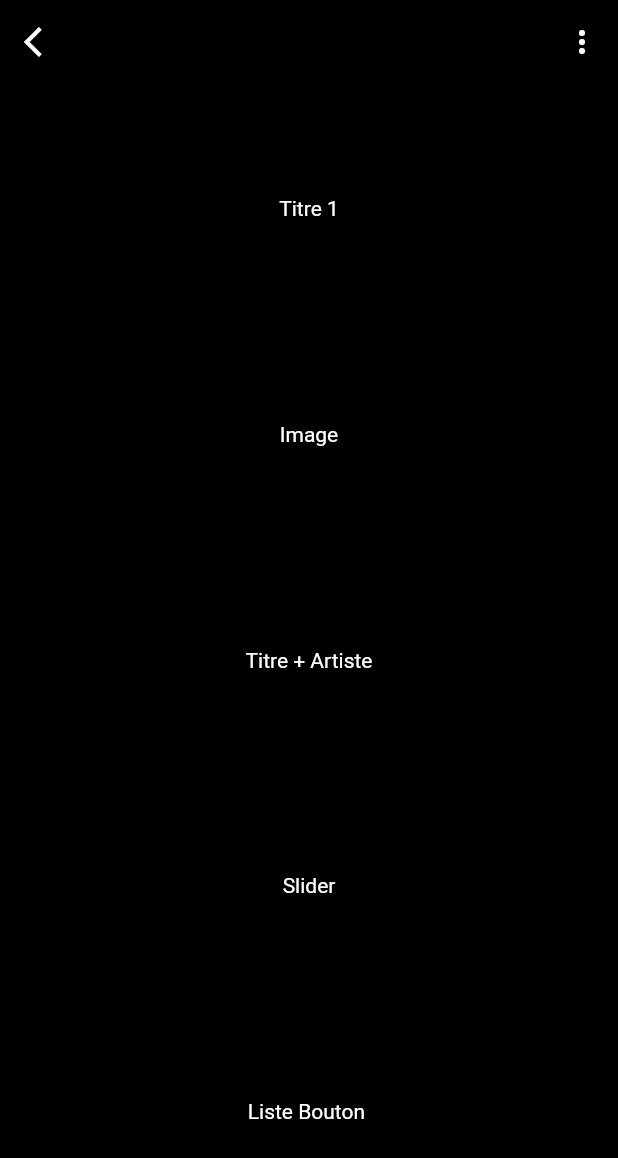
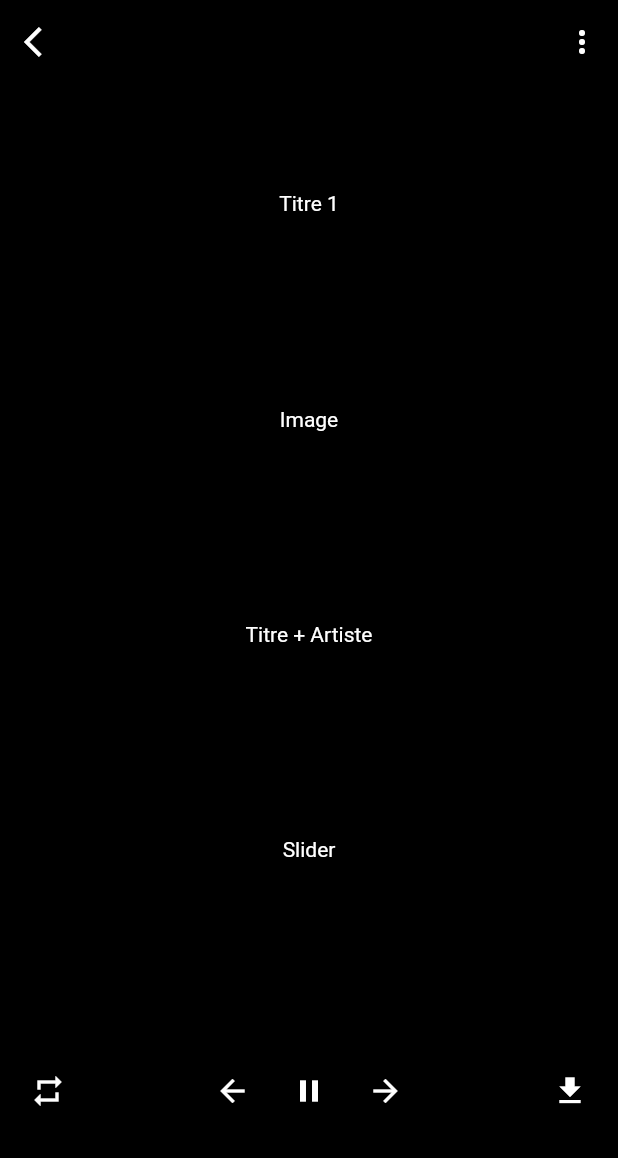
Before and after one commit to MDehay/spotiwish, a Flutter app: the screen it shows after launch, on a phone screen of 412 x 824 dp. Shown: the top 1158 px of the screen. Run offline on Flutter 3.47's test engine with Material 2 defaults, Android fonts, the light colour scheme and no system bars.

Commit message:
Add BottomBarMusic

```diff
--- a/lib/screen/musicpage/MyMusicPage.dart
+++ b/lib/screen/musicpage/MyMusicPage.dart
@@ -1,5 +1,6 @@
 import 'package:flutter/material.dart';
 import 'package:spotiwish/screen/musicpage/widgets/AppBarMusic.dart';
+import 'package:spotiwish/screen/musicpage/widgets/BottomBarMusic.dart';
 
 class MyMusicPage extends StatefulWidget {
   const MyMusicPage({Key? key}) : super(key: key);
@@ -26,7 +27,7 @@ class _MyMusicPageState extends State<MyMusicPage> {
               Text("Image", style: TextStyle(color: Colors.white)),
               Text("Titre + Artiste", style: TextStyle(color: Colors.white)),
               Text("Slider", style: TextStyle(color: Colors.white)),
-              Text("Liste Bouton ", style: TextStyle(color: Colors.white)),
+              BottomBarMusic(),
             ],
           ),
         ),
--- /dev/null
+++ b/lib/screen/musicpage/widgets/BottomBarMusic.dart
@@ -0,0 +1,28 @@
+import 'package:flutter/material.dart';
+
+class BottomBarMusic extends StatelessWidget {
+  const BottomBarMusic({Key? key}) : super(key: key);
+
+  @override
+  Widget build(BuildContext context) {
+    return Row(
+      mainAxisAlignment: MainAxisAlignment.spaceBetween,
+      children: [
+        IconButton(onPressed: () { print("Repeat");}, icon: Icon(Icons.repeat,color: Colors.white,)),
+        Container(
+          width: 150,
+          height: 50,
+          child: Row(
+            mainAxisAlignment: MainAxisAlignment.spaceBetween,
+            children: [
+              IconButton(onPressed: () { print("Retour en arrière");}, icon: Icon(Icons.arrow_back,color: Colors.white,)),
+              IconButton(onPressed: () { print("Pause");}, icon: Icon(Icons.pause,color: Colors.white,)),
+              IconButton(onPressed: () { print("Avancer");}, icon: Icon(Icons.arrow_forward,color: Colors.white,)),
+            ],
+          ),
+        ),
+        IconButton(onPressed: () { print("Telecharger");}, icon: Icon(Icons.download,color: Colors.white,)),
+      ],
+    );
+  }
+}
```
